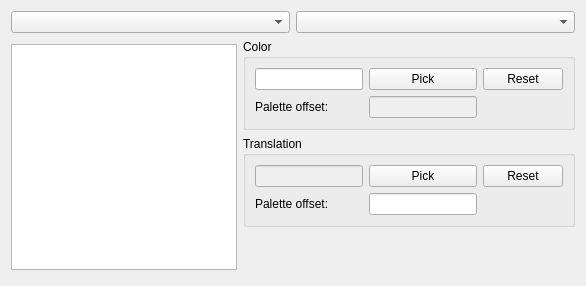
The window that source/palettewidget.ui (diasurgical/d1-graphics-tool) describes before a commit, drawn with Qt 5.
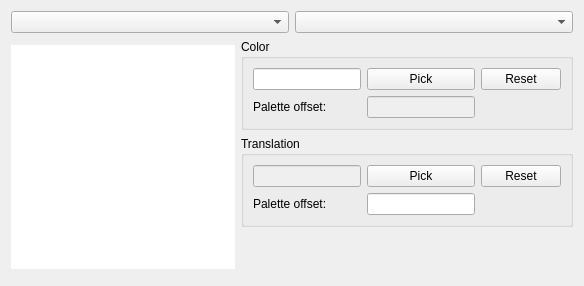
The same window after the commit.

Commit message: Remove QFrame from QGraphicsView and implement mouse event filter

Diff of the .ui file:
```diff
--- a/source/palettewidget.ui
+++ b/source/palettewidget.ui
@@ -44,16 +44,22 @@
          </property>
          <property name="minimumSize">
           <size>
-           <width>226</width>
-           <height>226</height>
+           <width>224</width>
+           <height>224</height>
           </size>
          </property>
          <property name="maximumSize">
           <size>
-           <width>226</width>
-           <height>226</height>
+           <width>224</width>
+           <height>224</height>
           </size>
          </property>
+         <property name="frameShape">
+          <enum>QFrame::NoFrame</enum>
+         </property>
+         <property name="lineWidth">
+          <number>0</number>
+         </property>
         </widget>
        </item>
        <item>
```
The commit also changes 2 other files.
